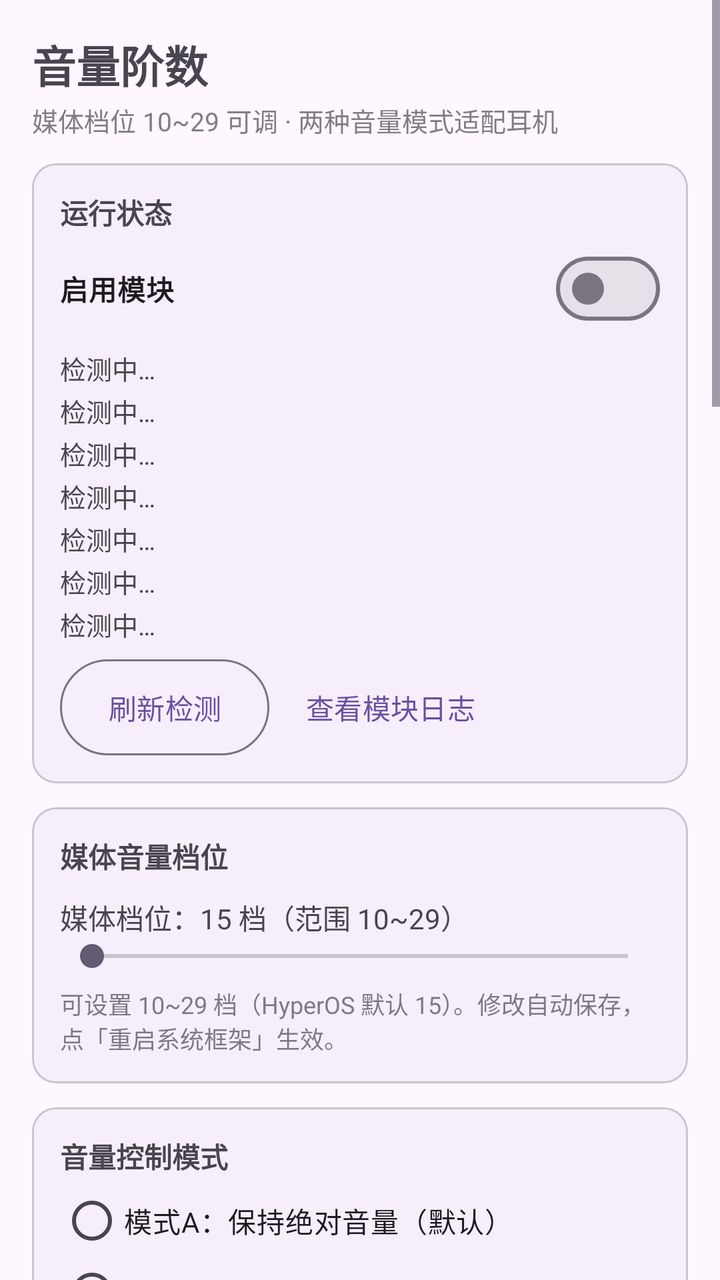
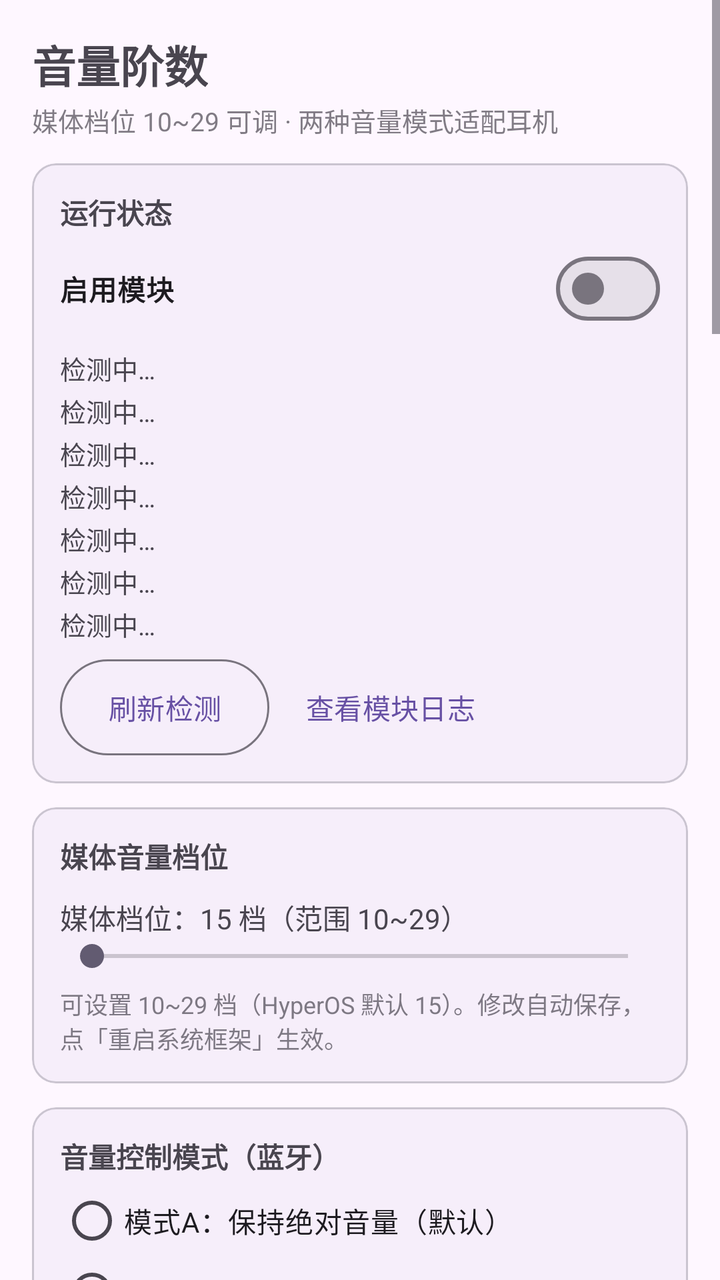

Before-and-after screenshots of an Android layout around one commit, followed by the original layout XML and the change that was made.
<!-- AndroidManifest.xml: application theme Theme.VolumeControl -->
<!-- res/layout/activity_main.xml -->
<?xml version="1.0" encoding="utf-8"?>
<ScrollView xmlns:android="http://schemas.android.com/apk/res/android"
    xmlns:app="http://schemas.android.com/apk/res-auto"
    android:layout_width="match_parent"
    android:layout_height="match_parent"
    android:fitsSystemWindows="true"
    android:fillViewport="true">

    <LinearLayout
        android:layout_width="match_parent"
        android:layout_height="wrap_content"
        android:orientation="vertical"
        android:padding="16dp">

        <TextView
            android:layout_width="wrap_content"
            android:layout_height="wrap_content"
            android:text="@string/app_name"
            android:textSize="22sp"
            android:textStyle="bold" />

        <TextView
            android:layout_width="wrap_content"
            android:layout_height="wrap_content"
            android:layout_marginTop="2dp"
            android:alpha="0.7"
            android:text="@string/app_subtitle"
            android:textSize="13sp" />

        
        <com.google.android.material.card.MaterialCardView
            android:layout_width="match_parent"
            android:layout_height="wrap_content"
            android:layout_marginTop="12dp"
            app:cardCornerRadius="12dp"
            app:cardElevation="1dp">

            <LinearLayout
                android:layout_width="match_parent"
                android:layout_height="wrap_content"
                android:orientation="vertical"
                android:padding="14dp">

                <TextView
                    android:layout_width="wrap_content"
                    android:layout_height="wrap_content"
                    android:text="@string/sec_status"
                    android:textStyle="bold" />

                <com.google.android.material.materialswitch.MaterialSwitch
                    android:id="@+id/switchEnable"
                    android:layout_width="match_parent"
                    android:layout_height="wrap_content"
                    android:layout_marginTop="4dp"
                    android:text="@string/label_enable"
                    android:textStyle="bold" />

                <TextView
                    android:id="@+id/tvStatusRoot"
                    android:layout_width="match_parent"
                    android:layout_height="wrap_content"
                    android:layout_marginTop="6dp"
                    android:text="@string/status_detecting"
                    android:textSize="13sp" />

                <TextView
                    android:id="@+id/tvStatusLsposed"
                    android:layout_width="match_parent"
                    android:layout_height="wrap_content"
                    android:layout_marginTop="2dp"
                    android:text="@string/status_detecting"
                    android:textSize="13sp" />

                <TextView
                    android:id="@+id/tvStatusVolume"
                    android:layout_width="match_parent"
                    android:layout_height="wrap_content"
                    android:layout_marginTop="2dp"
                    android:text="@string/status_detecting"
                    android:textSize="13sp" />

                <TextView
                    android:id="@+id/tvStatusModule"
                    android:layout_width="match_parent"
                    android:layout_height="wrap_content"
                    android:layout_marginTop="2dp"
                    android:text="@string/status_detecting"
                    android:textSize="13sp" />

                <TextView
                    android:id="@+id/tvStatusBt"
                    android:layout_width="match_parent"
                    android:layout_height="wrap_content"
                    android:layout_marginTop="2dp"
                    android:text="@string/status_detecting"
                    android:textSize="13sp" />

                <TextView
                    android:id="@+id/tvStatusConfig"
                    android:layout_width="match_parent"
                    android:layout_height="wrap_content"
                    android:layout_marginTop="2dp"
                    android:text="@string/status_detecting"
                    android:textSize="13sp" />

                <TextView
                    android:id="@+id/tvStatusAv"
                    android:layout_width="match_parent"
                    android:layout_height="wrap_content"
                    android:layout_marginTop="2dp"
                    android:text="@string/status_detecting"
                    android:textSize="13sp" />

                <LinearLayout
                    android:layout_width="match_parent"
                    android:layout_height="wrap_content"
                    android:layout_marginTop="8dp"
                    android:orientation="horizontal">

                    <com.google.android.material.button.MaterialButton
                        android:id="@+id/btnRefresh"
                        style="@style/Widget.Material3.Button.OutlinedButton"
                        android:layout_width="wrap_content"
                        android:layout_height="wrap_content"
                        android:insetTop="0dp"
                        android:insetBottom="0dp"
                        android:text="@string/btn_refresh" />

                    <com.google.android.material.button.MaterialButton
                        android:id="@+id/btnLogs"
                        style="@style/Widget.Material3.Button.TextButton"
                        android:layout_width="wrap_content"
                        android:layout_height="wrap_content"
                        android:layout_marginStart="6dp"
                        android:insetTop="0dp"
                        android:insetBottom="0dp"
                        android:text="@string/btn_logs" />
                </LinearLayout>
            </LinearLayout>
        </com.google.android.material.card.MaterialCardView>

        
        <com.google.android.material.card.MaterialCardView
            android:layout_width="match_parent"
            android:layout_height="wrap_content"
            android:layout_marginTop="12dp"
            app:cardCornerRadius="12dp"
            app:cardElevation="1dp">

            <LinearLayout
                android:layout_width="match_parent"
                android:layout_height="wrap_content"
                android:orientation="vertical"
                android:padding="14dp">

                <TextView
                    android:layout_width="wrap_content"
                    android:layout_height="wrap_content"
                    android:text="@string/sec_media"
                    android:textStyle="bold" />

                <TextView
                    android:id="@+id/tvMediaSteps"
                    android:layout_width="match_parent"
                    android:layout_height="wrap_content"
                    android:layout_marginTop="10dp"
                    android:textSize="14sp"
                    android:text="@string/label_media_steps_default" />

                <SeekBar
                    android:id="@+id/seekMediaSteps"
                    android:layout_width="match_parent"
                    android:layout_height="wrap_content"
                    android:max="19" />

                <TextView
                    android:layout_width="match_parent"
                    android:layout_height="wrap_content"
                    android:layout_marginTop="6dp"
                    android:alpha="0.7"
                    android:text="@string/media_hint"
                    android:textSize="12sp" />
            </LinearLayout>
        </com.google.android.material.card.MaterialCardView>

        
        <com.google.android.material.card.MaterialCardView
            android:layout_width="match_parent"
            android:layout_height="wrap_content"
            android:layout_marginTop="12dp"
            app:cardCornerRadius="12dp"
            app:cardElevation="1dp">

            <LinearLayout
                android:layout_width="match_parent"
                android:layout_height="wrap_content"
                android:orientation="vertical"
                android:padding="14dp">

                <TextView
                    android:layout_width="wrap_content"
                    android:layout_height="wrap_content"
                    android:text="@string/sec_bt"
                    android:textStyle="bold" />

                <RadioGroup
                    android:id="@+id/radioBtMode"
                    android:layout_width="match_parent"
                    android:layout_height="wrap_content"
                    android:layout_marginTop="4dp"
                    android:orientation="vertical">

                    <RadioButton
                        android:id="@+id/radioModeAbsolute"
                        android:layout_width="match_parent"
                        android:layout_height="wrap_content"
                        android:minHeight="36dp"
                        android:text="@string/mode_absolute" />

                    <RadioButton
                        android:id="@+id/radioModeSoftware"
                        android:layout_width="match_parent"
                        android:layout_height="wrap_content"
                        android:minHeight="36dp"
                        android:text="@string/mode_software" />
                </RadioGroup>

                <TextView
                    android:layout_width="match_parent"
                    android:layout_height="wrap_content"
                    android:layout_marginTop="2dp"
                    android:alpha="0.7"
                    android:text="@string/mode_hint"
                    android:textSize="12sp" />

                <TextView
                    android:id="@+id/tvAvrcpSummary"
                    android:layout_width="match_parent"
                    android:layout_height="wrap_content"
                    android:layout_marginTop="10dp"
                    android:textSize="13sp" />
            </LinearLayout>
        </com.google.android.material.card.MaterialCardView>

        
        <com.google.android.material.card.MaterialCardView
            android:layout_width="match_parent"
            android:layout_height="wrap_content"
            android:layout_marginTop="12dp"
            app:cardCornerRadius="12dp"
            app:cardElevation="1dp">

            <LinearLayout
                android:layout_width="match_parent"
                android:layout_height="wrap_content"
                android:orientation="vertical"
                android:padding="14dp">

                <TextView
                    android:layout_width="wrap_content"
                    android:layout_height="wrap_content"
                    android:text="@string/sec_bt_range"
                    android:textStyle="bold" />

                <TextView
                    android:layout_width="wrap_content"
                    android:layout_height="wrap_content"
                    android:layout_marginTop="10dp"
                    android:text="@string/sec_curve"
                    android:textStyle="bold" />

                <RadioGroup
                    android:id="@+id/radioCurveType"
                    android:layout_width="match_parent"
                    android:layout_height="wrap_content"
                    android:layout_marginTop="4dp"
                    android:orientation="vertical">

                    <RadioButton
                        android:id="@+id/radioCurveLog"
                        android:layout_width="match_parent"
                        android:layout_height="wrap_content"
                        android:minHeight="36dp"
                        android:text="@string/curve_log" />

                    <RadioButton
                        android:id="@+id/radioCurveLinear"
                        android:layout_width="match_parent"
                        android:layout_height="wrap_content"
                        android:minHeight="36dp"
                        android:text="@string/curve_linear" />

                    <RadioButton
                        android:id="@+id/radioCurveSqrt"
                        android:layout_width="match_parent"
                        android:layout_height="wrap_content"
                        android:minHeight="36dp"
                        android:text="@string/curve_sqrt" />
                </RadioGroup>

                <TextView
                    android:layout_width="match_parent"
                    android:layout_height="wrap_content"
                    android:layout_marginTop="2dp"
                    android:alpha="0.7"
                    android:text="@string/curve_hint"
                    android:textSize="12sp" />

                <TextView
                    android:id="@+id/tvMinAbs"
                    android:layout_width="match_parent"
                    android:layout_height="wrap_content"
                    android:layout_marginTop="6dp"
                    android:textSize="14sp" />

                <SeekBar
                    android:id="@+id/seekMinAbs"
                    android:layout_width="match_parent"
                    android:layout_height="wrap_content"
                    android:max="127" />

                <TextView
                    android:id="@+id/tvMaxAbs"
                    android:layout_width="match_parent"
                    android:layout_height="wrap_content"
                    android:textSize="14sp" />

                <SeekBar
                    android:id="@+id/seekMaxAbs"
                    android:layout_width="match_parent"
                    android:layout_height="wrap_content"
                    android:max="127" />

                <TextView
                    android:id="@+id/tvRangeHint"
                    android:layout_width="match_parent"
                    android:layout_height="wrap_content"
                    android:alpha="0.7"
                    android:text="@string/range_hint"
                    android:textSize="12sp" />

                <TextView
                    android:id="@+id/tvRangeMapping"
                    android:layout_width="match_parent"
                    android:layout_height="wrap_content"
                    android:layout_marginTop="10dp"
                    android:fontFamily="monospace"
                    android:textSize="11sp" />
            </LinearLayout>
        </com.google.android.material.card.MaterialCardView>

        
        <com.google.android.material.card.MaterialCardView
            android:layout_width="match_parent"
            android:layout_height="wrap_content"
            android:layout_marginTop="12dp"
            app:cardCornerRadius="12dp"
            app:cardElevation="1dp">

            <LinearLayout
                android:layout_width="match_parent"
                android:layout_height="wrap_content"
                android:orientation="vertical"
                android:padding="14dp">

                <TextView
                    android:layout_width="wrap_content"
                    android:layout_height="wrap_content"
                    android:text="@string/sec_actions"
                    android:textStyle="bold" />

                <TextView
                    android:id="@+id/tvPending"
                    android:layout_width="match_parent"
                    android:layout_height="wrap_content"
                    android:layout_marginTop="6dp"
                    android:textSize="13sp" />

                <com.google.android.material.button.MaterialButton
                    android:id="@+id/btnRestartBt"
                    style="@style/Widget.Material3.Button.OutlinedButton"
                    android:layout_width="match_parent"
                    android:layout_height="wrap_content"
                    android:layout_marginTop="8dp"
                    android:text="@string/btn_restart_bt" />

                <com.google.android.material.button.MaterialButton
                    android:id="@+id/btnApplyRestart"
                    android:layout_width="match_parent"
                    android:layout_height="wrap_content"
                    android:layout_marginTop="6dp"
                    android:text="@string/btn_apply_restart" />

                <com.google.android.material.button.MaterialButton
                    android:id="@+id/btnReset"
                    style="@style/Widget.Material3.Button.OutlinedButton"
                    android:layout_width="match_parent"
                    android:layout_height="wrap_content"
                    android:layout_marginTop="6dp"
                    android:text="@string/btn_reset" />

                <TextView
                    android:layout_width="match_parent"
                    android:layout_height="wrap_content"
                    android:layout_marginTop="10dp"
                    android:alpha="0.7"
                    android:text="@string/ops_hint"
                    android:textSize="12sp" />
            </LinearLayout>
        </com.google.android.material.card.MaterialCardView>

        
        <com.google.android.material.card.MaterialCardView
            android:layout_width="match_parent"
            android:layout_height="wrap_content"
            android:layout_marginTop="12dp"
            android:layout_marginBottom="16dp"
            app:cardCornerRadius="12dp"
            app:cardElevation="1dp">

            <LinearLayout
                android:layout_width="match_parent"
                android:layout_height="wrap_content"
                android:orientation="vertical"
                android:padding="14dp">

                <TextView
                    android:layout_width="wrap_content"
                    android:layout_height="wrap_content"
                    android:text="@string/sec_guide"
                    android:textStyle="bold" />

                <TextView
                    android:layout_width="match_parent"
                    android:layout_height="wrap_content"
                    android:layout_marginTop="6dp"
                    android:lineSpacingExtra="3dp"
                    android:text="@string/guide_text"
                    android:textSize="13sp" />
            </LinearLayout>
        </com.google.android.material.card.MaterialCardView>
    </LinearLayout>
</ScrollView>
<!-- resources referenced by this layout -->
<resources>
  <string name="app_name">音量阶数</string>
  <string name="app_subtitle">媒体档位 10~29 可调 · 两种音量模式适配耳机</string>
  <string name="btn_apply_restart">重启系统框架（媒体档位数修改后）</string>
  <string name="btn_logs">查看模块日志</string>
  <string name="btn_refresh">刷新检测</string>
  <string name="btn_reset">恢复系统默认（关闭模块）</string>
  <string name="btn_restart_bt">重启蓝牙 (模式/音量范围调整后)</string>
  <string name="curve_hint" formatted="false">选择档位到音量范围的映射分布；三者第 1 档=最小音量、最高档=最大音量。模式A/B 的曲线各自独立保存。</string>
  <string name="curve_linear">线性区间（每档等量）</string>
  <string name="curve_log">对数区间（等比倍增，默认）</string>
  <string name="curve_sqrt">平方根区间（低音量增强）</string>
  <string name="guide_text" formatted="false">1. 在 LSPosed 中启用本模块，然后重启系统框架（本页按钮即可）。
  
  2. 媒体音量档位：可设置 10~29 档（HyperOS 默认 15），只影响媒体流（音乐/视频）。修改档位数后点「重启系统框架」，期间黑屏属正常现象。
  
  3. 模式A（默认，保持绝对音量）：蓝牙耳机保持绝对音量控制，手机系统音量线性不变。档位经可选曲线（线性/对数/平方根）映射为 AVRCP 音量（0~127）：第 1 档=最小音量、最高档=最大音量；最小音量设为 0 时，第 1 档自动取最大音量约 15% 作为可闻下限（自适应耳机量程）。
  
  4. 模式B（低音量问题首选）：停用蓝牙绝对音量，由手机端软件衰减音频信号，耳机固定自身硬件音量；音量范围对有线+蓝牙均生效。
  
  5. 音量范围：两种模式分别保存独立的音量范围（最小/最大）。
  
  6. 生效方式：修改自动保存。切换模式或调整音量范围后需点「重启蓝牙」生效；仅媒体档位数修改后需点「重启系统框架」。
  
  7. 恢复默认：点「恢复系统默认」并重启生效；或在 LSPosed 中停用模块后重启手机。
  
  8. 排查：状态区查看「系统配置键」与媒体档位是否生效；点「查看模块日志」查看模块自写日志。</string>
  <string name="label_enable">启用模块</string>
  <string name="label_media_steps_default">媒体档位：15 档（范围 10~29）</string>
  <string name="media_hint">可设置 10~29 档（HyperOS 默认 15）。修改自动保存，点「重启系统框架」生效。</string>
  <string name="mode_absolute">模式A：保持绝对音量（默认）</string>
  <string name="mode_hint" formatted="false">模式A：保持蓝牙耳机绝对音量控制，手机系统音量线性不变。模式B：停用蓝牙绝对音量，由手机端软件衰减音频，耳机固定自身硬件音量。两种模式的音量范围均对所有音频设备（有线 + 蓝牙）立即生效。</string>
  <string name="mode_software">模式B：停用绝对音量（手机端衰减）</string>
  <string name="ops_hint">修改后自动保存。切换模式或调整音量范围后需点「重启蓝牙」；仅媒体档位数修改后需点「重启系统框架」。</string>
  <string name="range_hint" formatted="false">两种模式分别保存独立的音量范围。模式A：仅对蓝牙耳机 AVRCP 映射生效（「最小」抬高第 1 档，「最大」限制最高音量）。模式B：对有线+蓝牙均生效，由手机端软件曲线衰减。</string>
  <string name="sec_actions">操作</string>
  <string name="sec_bt">音量控制模式</string>
  <string name="sec_bt_range">音量范围</string>
  <string name="sec_curve">映射曲线</string>
  <string name="sec_guide">使用说明</string>
  <string name="sec_media">媒体音量档位</string>
  <string name="sec_status">运行状态</string>
  <string name="status_detecting">检测中…</string>
  <style name="Theme.VolumeControl" parent="Theme.Material3.DayNight.NoActionBar" />
</resources>

<!-- the commit's change to res/layout/activity_main.xml (unified diff, before → after) -->
@@ -366,6 +366,105 @@
                 <TextView
                     android:layout_width="wrap_content"
                     android:layout_height="wrap_content"
+                    android:text="@string/sec_wired"
+                    android:textStyle="bold" />
+
+                <TextView
+                    android:layout_width="match_parent"
+                    android:layout_height="wrap_content"
+                    android:layout_marginTop="2dp"
+                    android:alpha="0.7"
+                    android:text="@string/wired_hint"
+                    android:textSize="12sp" />
+
+                <TextView
+                    android:layout_width="wrap_content"
+                    android:layout_height="wrap_content"
+                    android:layout_marginTop="10dp"
+                    android:text="@string/sec_curve"
+                    android:textStyle="bold" />
+
+                <RadioGroup
+                    android:id="@+id/radioCurveWType"
+                    android:layout_width="match_parent"
+                    android:layout_height="wrap_content"
+                    android:layout_marginTop="4dp"
+                    android:orientation="vertical">
+
+                    <RadioButton
+                        android:id="@+id/radioCurveWLog"
+                        android:layout_width="match_parent"
+                        android:layout_height="wrap_content"
+                        android:minHeight="36dp"
+                        android:text="@string/curve_log" />
+
+                    <RadioButton
+                        android:id="@+id/radioCurveWLinear"
+                        android:layout_width="match_parent"
+                        android:layout_height="wrap_content"
+                        android:minHeight="36dp"
+                        android:text="@string/curve_linear" />
+
+                    <RadioButton
+                        android:id="@+id/radioCurveWSqrt"
+                        android:layout_width="match_parent"
+                        android:layout_height="wrap_content"
+                        android:minHeight="36dp"
+                        android:text="@string/curve_sqrt" />
+                </RadioGroup>
+
+                <TextView
+                    android:id="@+id/tvMinW"
+                    android:layout_width="match_parent"
+                    android:layout_height="wrap_content"
+                    android:layout_marginTop="6dp"
+                    android:textSize="14sp" />
+
+                <SeekBar
+                    android:id="@+id/seekMinW"
+                    android:layout_width="match_parent"
+                    android:layout_height="wrap_content"
+                    android:max="127" />
+
+                <TextView
+                    android:id="@+id/tvMaxW"
+                    android:layout_width="match_parent"
+                    android:layout_height="wrap_content"
+                    android:textSize="14sp" />
+
+                <SeekBar
+                    android:id="@+id/seekMaxW"
+                    android:layout_width="match_parent"
+                    android:layout_height="wrap_content"
+                    android:max="127" />
+
+                <TextView
+                    android:id="@+id/tvWMapping"
+                    android:layout_width="match_parent"
+                    android:layout_height="wrap_content"
+                    android:layout_marginTop="10dp"
+                    android:fontFamily="monospace"
+                    android:textSize="11sp" />
+            </LinearLayout>
+        </com.google.android.material.card.MaterialCardView>
+
+        
+        <com.google.android.material.card.MaterialCardView
+            android:layout_width="match_parent"
+            android:layout_height="wrap_content"
+            android:layout_marginTop="12dp"
+            app:cardCornerRadius="12dp"
+            app:cardElevation="1dp">
+
+            <LinearLayout
+                android:layout_width="match_parent"
+                android:layout_height="wrap_content"
+                android:orientation="vertical"
+                android:padding="14dp">
+
+                <TextView
+                    android:layout_width="wrap_content"
+                    android:layout_height="wrap_content"
                     android:text="@string/sec_actions"
                     android:textStyle="bold" />
 
<!-- resource entries referenced after the edit -->
@@ -7,7 +7,7 @@
   <string name="btn_refresh">刷新检测</string>
   <string name="btn_reset">恢复系统默认（关闭模块）</string>
   <string name="btn_restart_bt">重启蓝牙 (模式/音量范围调整后)</string>
-  <string name="curve_hint" formatted="false">选择档位到音量范围的映射分布；三者第 1 档=最小音量、最高档=最大音量。模式A/B 的曲线各自独立保存。</string>
+  <string name="curve_hint" formatted="false">选择档位到音量范围的映射分布；三者第 1 档=最小音量、最高档=最大音量。模式A/B 与耳机模式的曲线各自独立保存。</string>
   <string name="curve_linear">线性区间（每档等量）</string>
   <string name="curve_log">对数区间（等比倍增，默认）</string>
   <string name="curve_sqrt">平方根区间（低音量增强）</string>
@@ -17,9 +17,9 @@
   
   3. 模式A（默认，保持绝对音量）：蓝牙耳机保持绝对音量控制，手机系统音量线性不变。档位经可选曲线（线性/对数/平方根）映射为 AVRCP 音量（0~127）：第 1 档=最小音量、最高档=最大音量；最小音量设为 0 时，第 1 档自动取最大音量约 15% 作为可闻下限（自适应耳机量程）。
   
-  4. 模式B（低音量问题首选）：停用蓝牙绝对音量，由手机端软件衰减音频信号，耳机固定自身硬件音量；音量范围对有线+蓝牙均生效。
+  4. 模式B（低音量问题首选）：停用蓝牙绝对音量，由手机端软件衰减音频信号，耳机固定自身硬件音量；音量范围仅对蓝牙生效。
   
-  5. 音量范围：两种模式分别保存独立的音量范围（最小/最大）。
+  5. 音量范围：蓝牙模式A/B 各自独立保存；插入有线耳机或使用外放时自动走「耳机模式」的独立范围（最小/最大/曲线），与蓝牙模式无关。
   
   6. 生效方式：修改自动保存。切换模式或调整音量范围后需点「重启蓝牙」生效；仅媒体档位数修改后需点「重启系统框架」。
   
@@ -30,18 +30,20 @@
   <string name="label_media_steps_default">媒体档位：15 档（范围 10~29）</string>
   <string name="media_hint">可设置 10~29 档（HyperOS 默认 15）。修改自动保存，点「重启系统框架」生效。</string>
   <string name="mode_absolute">模式A：保持绝对音量（默认）</string>
-  <string name="mode_hint" formatted="false">模式A：保持蓝牙耳机绝对音量控制，手机系统音量线性不变。模式B：停用蓝牙绝对音量，由手机端软件衰减音频，耳机固定自身硬件音量。两种模式的音量范围均对所有音频设备（有线 + 蓝牙）立即生效。</string>
+  <string name="mode_hint" formatted="false">模式A：保持蓝牙耳机绝对音量控制，手机系统音量线性不变。模式B：停用蓝牙绝对音量，由手机端软件衰减音频，耳机固定自身硬件音量。两种模式仅作用于蓝牙耳机；插入有线耳机或使用外放扬声器时自动切换到下方「耳机模式」。</string>
   <string name="mode_software">模式B：停用绝对音量（手机端衰减）</string>
   <string name="ops_hint">修改后自动保存。切换模式或调整音量范围后需点「重启蓝牙」；仅媒体档位数修改后需点「重启系统框架」。</string>
-  <string name="range_hint" formatted="false">两种模式分别保存独立的音量范围。模式A：仅对蓝牙耳机 AVRCP 映射生效（「最小」抬高第 1 档，「最大」限制最高音量）。模式B：对有线+蓝牙均生效，由手机端软件曲线衰减。</string>
+  <string name="range_hint" formatted="false">两种模式分别保存独立的音量范围，今后仅对蓝牙生效。模式A：蓝牙 AVRCP 映射（「最小」抬高第 1 档，「最大」限制最高音量）。模式B：停用蓝牙绝对音量，由手机端软件曲线衰减（仅蓝牙）。有线/外放范围请在下方「耳机模式」单独设置。</string>
   <string name="sec_actions">操作</string>
-  <string name="sec_bt">音量控制模式</string>
-  <string name="sec_bt_range">音量范围</string>
+  <string name="sec_bt">音量控制模式（蓝牙）</string>
+  <string name="sec_bt_range">音量范围（蓝牙 A/B）</string>
   <string name="sec_curve">映射曲线</string>
   <string name="sec_guide">使用说明</string>
   <string name="sec_media">媒体音量档位</string>
   <string name="sec_status">运行状态</string>
+  <string name="sec_wired">耳机模式（有线/外放）</string>
   <string name="status_detecting">检测中…</string>
+  <string name="wired_hint" formatted="false">插入有线耳机或使用外放扬声器时自动按此范围映射（与蓝牙模式A/B 无关）。默认 0~127 为不衰减。</string>
   <style name="Theme.VolumeControl" parent="Theme.Material3.DayNight.NoActionBar" />
 </resources>
 
